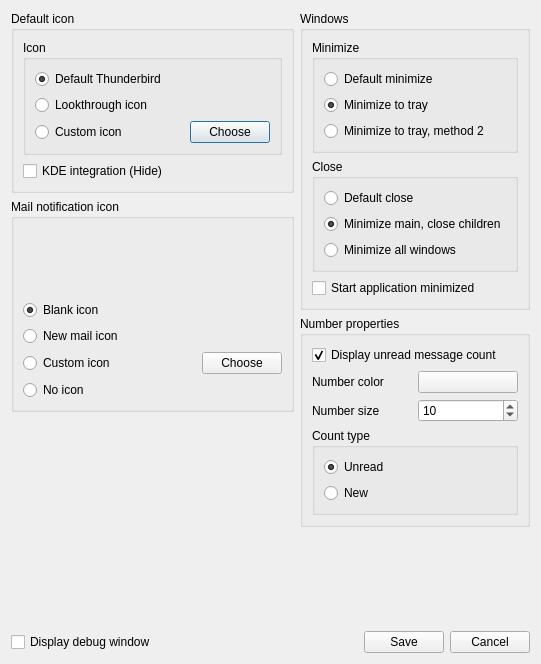
Ximi1970/systray-x, file app/SysTray-X/preferences.ui: the form before one commit.
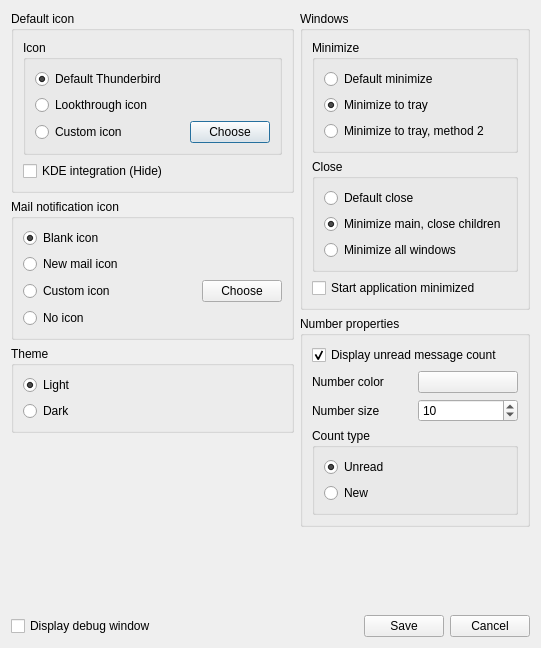
The form after the commit. Icons and pictures are not drawn.

Commit message: Add light and dark themes

```diff
--- a/app/SysTray-X/preferences.ui
+++ b/app/SysTray-X/preferences.ui
@@ -7,7 +7,7 @@
     <x>0</x>
     <y>0</y>
     <width>541</width>
-    <height>664</height>
+    <height>648</height>
    </rect>
   </property>
   <property name="windowTitle">
@@ -19,7 +19,7 @@
   </property>
   <layout class="QGridLayout" name="gridLayout">
    <item row="0" column="0">
-    <layout class="QVBoxLayout" name="verticalLayout_15">
+    <layout class="QVBoxLayout" name="verticalLayout_19">
      <item>
       <widget class="QGroupBox" name="groupBox_2">
        <property name="title">
@@ -112,19 +112,6 @@
         <string>Mail notification icon</string>
        </property>
        <layout class="QVBoxLayout" name="verticalLayout_2">
-        <item>
-         <spacer name="verticalSpacer_3">
-          <property name="orientation">
-           <enum>Qt::Vertical</enum>
-          </property>
-          <property name="sizeHint" stdset="0">
-           <size>
-            <width>20</width>
-            <height>40</height>
-           </size>
-          </property>
-         </spacer>
-        </item>
         <item>
          <layout class="QVBoxLayout" name="verticalLayout">
           <item>
@@ -256,6 +243,45 @@
        </layout>
       </widget>
      </item>
+     <item>
+      <widget class="QGroupBox" name="themeGroupBox">
+       <property name="title">
+        <string>Theme</string>
+       </property>
+       <layout class="QVBoxLayout" name="verticalLayout_18">
+        <item>
+         <layout class="QVBoxLayout" name="verticalLayout_15">
+          <item>
+           <widget class="QRadioButton" name="lightRadioButton">
+            <property name="text">
+             <string>Light</string>
+            </property>
+            <property name="checked">
+             <bool>true</bool>
+            </property>
+            <attribute name="buttonGroup">
+             <string notr="true">themeGroup</string>
+            </attribute>
+           </widget>
+          </item>
+          <item>
+           <widget class="QRadioButton" name="darkRadioButton">
+            <property name="text">
+             <string>Dark</string>
+            </property>
+            <property name="checked">
+             <bool>false</bool>
+            </property>
+            <attribute name="buttonGroup">
+             <string notr="true">themeGroup</string>
+            </attribute>
+           </widget>
+          </item>
+         </layout>
+        </item>
+       </layout>
+      </widget>
+     </item>
      <item>
       <spacer name="verticalSpacer">
        <property name="orientation">
@@ -264,7 +290,7 @@
        <property name="sizeHint" stdset="0">
         <size>
          <width>20</width>
-         <height>113</height>
+         <height>78</height>
         </size>
        </property>
       </spacer>
```
Left out of the diff: 9 changed lines with no effect on the pictures. The commit also changes 25 other files.
